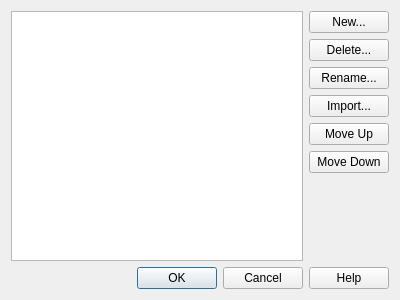
Before: the Qt Designer form source/interface/dialogs/sw_dialog_palette_part.ui in nathaneltitane/studworx, drawn with Qt 5.
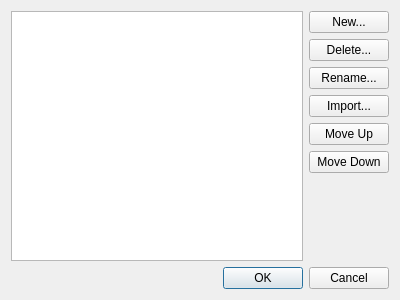
After: the same form once the commit is applied.

Diff of the .ui file:
```diff
--- a/source/interface/dialogs/sw_dialog_palette_part.ui
+++ b/source/interface/dialogs/sw_dialog_palette_part.ui
@@ -123,7 +123,7 @@
       <enum>Qt::Horizontal</enum>
      </property>
      <property name="standardButtons">
-      <set>QDialogButtonBox::Cancel|QDialogButtonBox::Help|QDialogButtonBox::Ok</set>
+      <set>QDialogButtonBox::Cancel|QDialogButtonBox::Ok</set>
      </property>
     </widget>
    </item>
```
